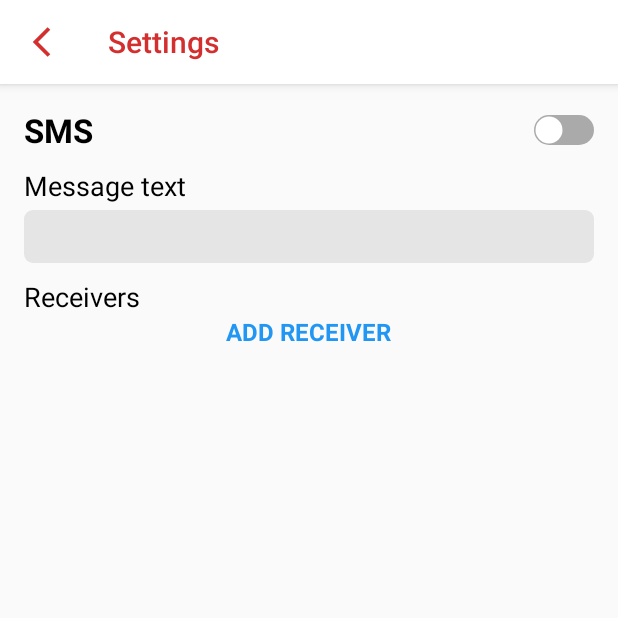
After one commit to EugeneTheDev/InTroubleApp, an Android app: the SettingsFragment screen opened through its navigation route, on a phone screen of 412 x 824 dp, the top half of it. The commit adds this screen. Run offline under Robolectric (Android 15) with nearby library versions, the phone set to English and light mode, and no system bars.

Commit message:
Add settings layout

```diff
--- a/app/src/main/java/com/eugenethedev/introubleapp/presentation/alert/AlertFragment.kt
+++ b/app/src/main/java/com/eugenethedev/introubleapp/presentation/alert/AlertFragment.kt
@@ -13,6 +13,7 @@ import android.view.View
 import android.view.ViewGroup
 import androidx.core.content.ContextCompat
 import androidx.fragment.app.Fragment
+import androidx.navigation.fragment.findNavController
 import com.eugenethedev.introubleapp.R
 import kotlinx.android.synthetic.main.fragment_alert.*
 
@@ -37,6 +38,10 @@ class AlertFragment : Fragment() {
         } else {
             setupSms()
         }
+
+        settingsButton.setOnClickListener {
+            findNavController().navigate(R.id.action_fragmentAlert_to_fragmentSettings)
+        }
     }
 
     private fun setupSms() {
--- /dev/null
+++ b/app/src/main/java/com/eugenethedev/introubleapp/presentation/settings/SettingsFragment.kt
@@ -0,0 +1,38 @@
+package com.eugenethedev.introubleapp.presentation.settings
+
+import android.os.Bundle
+import android.view.LayoutInflater
+import android.view.MenuItem
+import android.view.View
+import android.view.ViewGroup
+import androidx.appcompat.app.AppCompatActivity
+import androidx.fragment.app.Fragment
+import androidx.navigation.fragment.findNavController
+import com.eugenethedev.introubleapp.R
+import kotlinx.android.synthetic.main.fragment_settings.*
+
+class SettingsFragment : Fragment() {
+
+    override fun onCreateView(
+        inflater: LayoutInflater,
+        container: ViewGroup?,
+        savedInstanceState: Bundle?
+    ): View? {
+        return inflater.inflate(R.layout.fragment_settings, container, false)
+    }
+
+    override fun onViewCreated(view: View, savedInstanceState: Bundle?) {
+        (activity as AppCompatActivity?)?.let {
+            it.setSupportActionBar(settingsToolbar)
+            it.supportActionBar?.setDisplayHomeAsUpEnabled(true)
+            it.supportActionBar?.setHomeAsUpIndicator(R.drawable.ic_arrow_back)
+        }
+        setHasOptionsMenu(true)
+    }
+
+    override fun onOptionsItemSelected(item: MenuItem) = when(item.itemId) {
+        android.R.id.home -> findNavController().popBackStack()
+        else -> false
+    }
+
+}
--- /dev/null
+++ b/app/src/main/res/color/text_action_color.xml
@@ -0,0 +1,5 @@
+<?xml version="1.0" encoding="utf-8"?>
+<selector xmlns:android="http://schemas.android.com/apk/res/android">
+    <item android:state_pressed="false" android:color="@color/colorAccent"/>
+    <item android:state_pressed="true" android:color="@color/colorAccentDark"/>
+</selector>
--- /dev/null
+++ b/app/src/main/res/drawable/edit_text_background.xml
@@ -0,0 +1,8 @@
+<?xml version="1.0" encoding="utf-8"?>
+<shape xmlns:android="http://schemas.android.com/apk/res/android"
+    android:shape="rectangle">
+    <solid
+        android:color="@color/grey5" />
+    <corners
+        android:radius="6dp"/>
+</shape>
--- /dev/null
+++ b/app/src/main/res/drawable/ic_arrow_back.xml
@@ -0,0 +1,9 @@
+<vector xmlns:android="http://schemas.android.com/apk/res/android"
+    android:width="24dp"
+    android:height="24dp"
+    android:viewportWidth="24"
+    android:viewportHeight="24">
+  <path
+      android:pathData="M17.51,3.87L15.73,2.1L5.84,12L15.74,21.9L17.51,20.13L9.38,12L17.51,3.87Z"
+      android:fillColor="#D32F2F"/>
+</vector>
--- /dev/null
+++ b/app/src/main/res/drawable/thumb_selector.xml
@@ -0,0 +1,10 @@
+<?xml version="1.0" encoding="utf-8"?>
+<selector xmlns:android="http://schemas.android.com/apk/res/android">
+    <item android:state_checked="false">
+        <shape android:shape="oval">
+            <solid android:color="@android:color/white" />
+            <size android:width="20dp" android:height="20dp" />
+            <stroke android:width="2dp" android:color="#0000ffff" />
+        </shape> <!-- shape circle -->
+    </item>
+</selector>
--- /dev/null
+++ b/app/src/main/res/drawable/track_selector.xml
@@ -0,0 +1,19 @@
+<selector xmlns:android="http://schemas.android.com/apk/res/android">
+
+    <item android:state_checked="true">
+        <shape android:shape="rectangle">
+            <size android:width="36dp" android:height="20dp"/>
+            <solid android:width="1dp" android:color="@color/colorAccent"/>
+            <corners android:radius="50dp"/>
+        </shape>
+    </item>
+
+    <item android:state_checked="false">
+        <shape android:shape="rectangle">
+            <size android:width="36dp" android:height="20dp"/>
+            <solid android:width="1dp" android:color="@android:color/darker_gray"/>
+            <corners android:radius="50dp"/>
+        </shape>
+    </item>
+
+</selector>
--- a/app/src/main/res/layout/fragment_alert.xml
+++ b/app/src/main/res/layout/fragment_alert.xml
@@ -5,6 +5,7 @@
     xmlns:app="http://schemas.android.com/apk/res-auto">
 
     <ImageButton
+        android:id="@+id/settingsButton"
         android:layout_width="wrap_content"
         android:layout_height="wrap_content"
         android:src="@drawable/ic_settings"
--- /dev/null
+++ b/app/src/main/res/layout/fragment_settings.xml
@@ -0,0 +1,120 @@
+<?xml version="1.0" encoding="utf-8"?>
+<LinearLayout
+    xmlns:android="http://schemas.android.com/apk/res/android"
+    android:layout_width="match_parent"
+    android:layout_height="match_parent"
+    android:orientation="vertical"
+    xmlns:app="http://schemas.android.com/apk/res-auto">
+
+    <com.google.android.material.appbar.AppBarLayout
+        android:id="@+id/profileEditAppbar"
+        android:layout_width="match_parent"
+        android:layout_height="wrap_content"
+        android:background="@android:color/white">
+
+        <androidx.appcompat.widget.Toolbar
+            android:id="@+id/settingsToolbar"
+            android:layout_width="match_parent"
+            android:layout_height="wrap_content"
+            app:title="@string/settings_title"
+            app:titleTextColor="@color/colorPrimaryDark"/>
+    </com.google.android.material.appbar.AppBarLayout>
+
+    <androidx.core.widget.NestedScrollView
+        android:layout_width="match_parent"
+        android:layout_height="wrap_content"
+        android:layout_marginTop="16dp"
+        android:fillViewport="true">
+        <LinearLayout
+            android:layout_width="match_parent"
+            android:layout_height="match_parent"
+            android:layout_marginStart="16dp"
+            android:layout_marginEnd="16dp"
+            android:orientation="vertical">
+
+            <LinearLayout
+                android:layout_width="match_parent"
+                android:layout_height="wrap_content"
+                android:orientation="horizontal"
+                android:gravity="center">
+
+                <TextView
+                    android:layout_width="wrap_content"
+                    android:layout_height="wrap_content"
+                    android:text="@string/sms_title"
+                    android:textColor="@android:color/black"
+                    android:textSize="22sp"
+                    android:textStyle="bold"/>
+
+                <View
+                    android:layout_width="0dp"
+                    android:layout_height="0dp"
+                    android:layout_weight="1"/>
+
+                <androidx.appcompat.widget.SwitchCompat
+                    android:id="@+id/smsToggle"
+                    android:layout_width="wrap_content"
+                    android:layout_height="wrap_content"
+                    android:thumb="@drawable/thumb_selector"
+                    app:track="@drawable/track_selector"/>
+
+            </LinearLayout>
+
+            <LinearLayout
+                android:layout_width="match_parent"
+                android:layout_height="wrap_content"
+                android:orientation="vertical"
+                android:layout_marginTop="10dp">
+
+                <TextView
+                    android:layout_width="wrap_content"
+                    android:layout_height="wrap_content"
+                    android:text="@string/message_text"
+                    android:textColor="@android:color/black"
+                    android:textSize="18sp"/>
+
+                <com.google.android.material.textfield.TextInputEditText
+                    android:id="@+id/messageText"
+                    android:layout_width="match_parent"
+                    android:layout_height="wrap_content"
+                    android:layout_marginTop="4dp"
+                    android:background="@drawable/edit_text_background"
+                    android:inputType="textMultiLine"
+                    android:paddingStart="8dp"
+                    android:paddingTop="5dp"
+                    android:paddingEnd="8dp"
+                    android:paddingBottom="8dp"
+                    android:textSize="16sp"/>
+
+            </LinearLayout>
+
+            <LinearLayout
+                android:layout_width="match_parent"
+                android:layout_height="wrap_content"
+                android:orientation="vertical"
+                android:layout_marginTop="10dp">
+
+                <TextView
+                    android:layout_width="wrap_content"
+                    android:layout_height="wrap_content"
+                    android:text="@string/receivers"
+                    android:textColor="@android:color/black"
+                    android:textSize="18sp"/>
+
+                <TextView
+                    android:layout_width="wrap_content"
+                    android:layout_height="wrap_content"
+                    android:text="@string/add_receiver"
+                    android:layout_gravity="center"
+                    android:textSize="16sp"
+                    android:textStyle="bold"
+                    android:textColor="@color/text_action_color"
+                    android:focusable="true"
+                    android:clickable="true"/>
+
+            </LinearLayout>
+
+        </LinearLayout>
+    </androidx.core.widget.NestedScrollView>
+
+</LinearLayout>
--- a/app/src/main/res/navigation/nav_graph.xml
+++ b/app/src/main/res/navigation/nav_graph.xml
@@ -8,6 +8,15 @@
     <fragment
         android:id="@+id/fragmentAlert"
         android:name="com.eugenethedev.introubleapp.presentation.alert.AlertFragment"
-        tools:layout="@layout/fragment_alert"/>
+        tools:layout="@layout/fragment_alert">
+        <action
+            android:id="@+id/action_fragmentAlert_to_fragmentSettings"
+            app:destination="@id/fragmentSettings"/>
+    </fragment>
+
+    <fragment
+        android:id="@+id/fragmentSettings"
+        android:name="com.eugenethedev.introubleapp.presentation.settings.SettingsFragment"
+        tools:layout="@layout/fragment_settings"/>
 
 </navigation>
--- a/app/src/main/res/values/colors.xml
+++ b/app/src/main/res/values/colors.xml
@@ -3,6 +3,8 @@
     <color name="colorPrimary">#E53935</color>
     <color name="colorPrimaryDark">#D32F2F</color>
     <color name="colorAccent">#2196F3</color>
+    <color name="colorAccentDark">#3F51B5</color>
 
     <color name="semi_transparent">#4D000000</color>
+    <color name="grey5">#E5E5E5</color>
 </resources>
--- a/app/src/main/res/values/strings.xml
+++ b/app/src/main/res/values/strings.xml
@@ -4,4 +4,10 @@
     <string name="alert_screen_text">Press in case of trouble</string>
     <string name="alert_button_description">Alert button</string>
     <string name="settings_button_description">Settings button</string>
+
+    <string name="settings_title">Settings</string>
+    <string name="sms_title">SMS</string>
+    <string name="message_text">Message text</string>
+    <string name="receivers">Receivers</string>
+    <string name="add_receiver">ADD RECEIVER</string>
 </resources>
```
